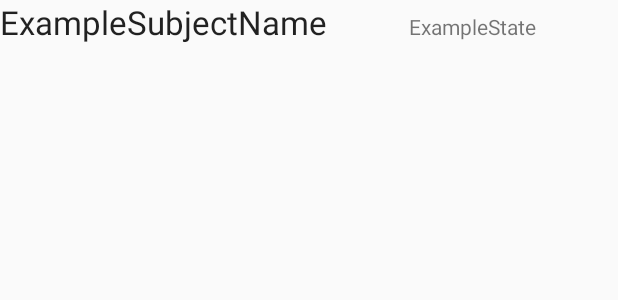
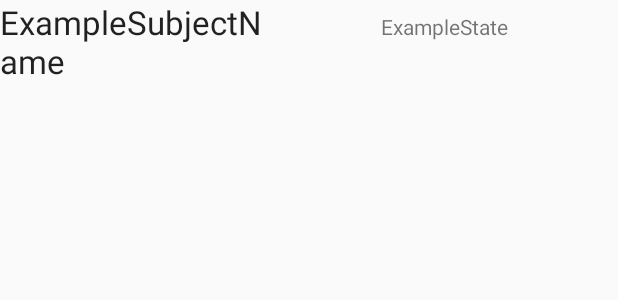
Before and after one commit to JDamianCabello/Agenda-de-estudio, an Android app: the layout subject_item.xml on its own in the app's theme, with its tools: preview values and no code run, on a phone screen of 412 x 824 dp. Shown: the top 300 px of the screen. Run offline under Robolectric (Android 15) with nearby library versions, the phone set to English and light mode, and no system bars.

Commit message:
implementar métodos

```diff
--- a/app/src/main/java/es/jdamiancabello/agendadeestudio/ui/SubjectListFragment.java
+++ b/app/src/main/java/es/jdamiancabello/agendadeestudio/ui/SubjectListFragment.java
@@ -49,7 +49,7 @@ public class SubjectListFragment extends Fragment {
                 Bundle bundle = new Bundle();
                 bundle.putParcelable("subject",subject);
 //                listListener.addSubject(bundle);
-                Toast.makeText(getContext(),"Has pulsado en: "+subject.getName().toString(),Toast.LENGTH_LONG).show();
+                Toast.makeText(getContext(),"Has pulsado en: "+subject.getName(),Toast.LENGTH_LONG).show();
             }
 
             @Override
--- a/app/src/main/res/layout/subject_item.xml
+++ b/app/src/main/res/layout/subject_item.xml
@@ -10,11 +10,10 @@
 
         <TextView
             android:id="@+id/subjectItem_subjectName"
-            android:layout_width="wrap_content"
+            android:layout_width="180dp"
             android:layout_height="wrap_content"
-            xmlns:tools="http://schemas.android.com/tools"
-            tools:text="ExampleSubjectName"
-            android:textAppearance="@style/TextAppearance.AppCompat.Large"/>
+            android:textAppearance="@style/TextAppearance.AppCompat.Large"
+            tools:text="ExampleSubjectName" />
 
         <TextView
             android:id="@+id/subjectItem_subjectState"
```
